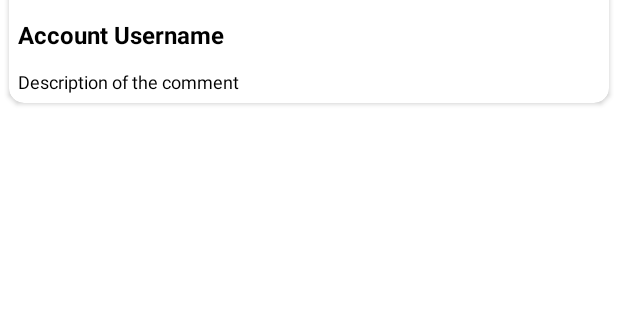
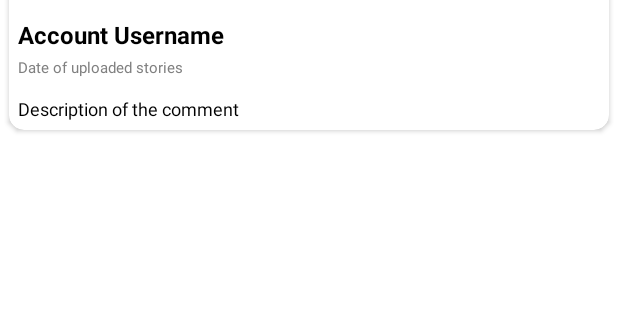
Before and after one commit to tsukifell/Dicory, an Android app: the layout item_stories.xml on its own in the app's theme, with its tools: preview values and no code run, on a phone screen of 412 x 824 dp, the part 318-638 px from its top. Run offline under Robolectric (Android 15) with nearby library versions, the phone set to English and light mode, and no system bars; network calls fail.

Commit message:
Adding date to stories (formatted in US style)

```diff
--- a/app/src/main/res/layout/item_stories.xml
+++ b/app/src/main/res/layout/item_stories.xml
@@ -33,10 +33,22 @@
             android:textStyle="bold" />
 
         <TextView
+            android:id="@+id/tv_date"
+            android:layout_width="wrap_content"
+            android:layout_height="wrap_content"
+            android:layout_below="@id/tv_name"
+            android:layout_marginTop="4dp"
+            android:ellipsize="end"
+            android:maxLines="2"
+            android:text="@string/uploaded_date"
+            android:textColor="@color/greyCustom"
+            android:textSize="10sp" />
+
+        <TextView
             android:id="@+id/tv_description"
             android:layout_width="wrap_content"
             android:layout_height="wrap_content"
-            android:layout_below="@id/tv_name"
+            android:layout_below="@id/tv_date"
             android:layout_marginTop="12dp"
             android:ellipsize="end"
             android:maxLines="2"
--- a/app/src/main/res/values/colors.xml
+++ b/app/src/main/res/values/colors.xml
@@ -10,4 +10,5 @@
     <color name="white">#FFFFFFFF</color>
     <color name="white_smoke">#F5F5F5</color>
     <color name="yellowCusOne">#ECCF3A</color>
+    <color name="greyCustom">#808080</color>
 </resources>
--- a/app/src/main/res/values/strings.xml
+++ b/app/src/main/res/values/strings.xml
@@ -41,4 +41,5 @@
     <string name="detail_title">Story Detail</string>
     <string name="post_title">Story Overview</string>
     <string name="desc_minimal">Description should at least be 1 character!</string>
+    <string name="uploaded_date">Date of uploaded stories</string>
 </resources>
```
Also changed, not shown: app/src/main/java/com/cepotdev/dicory/logic/helper/Utils.kt (+7 -0 lines), app/src/main/java/com/cepotdev/dicory/ui/adapter/StoriesAdapter.kt (+7 -5 lines), app/src/main/java/com/cepotdev/dicory/ui/activity/WelcomeActivity.kt (line endings or trailing spaces), 1 other file.
